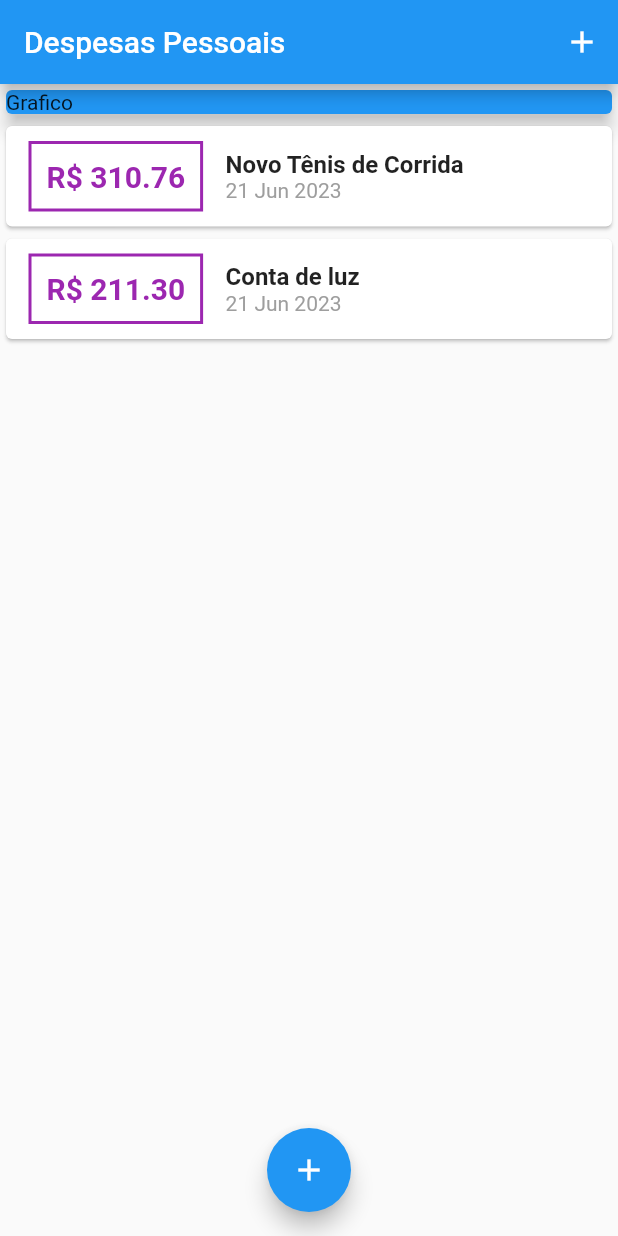
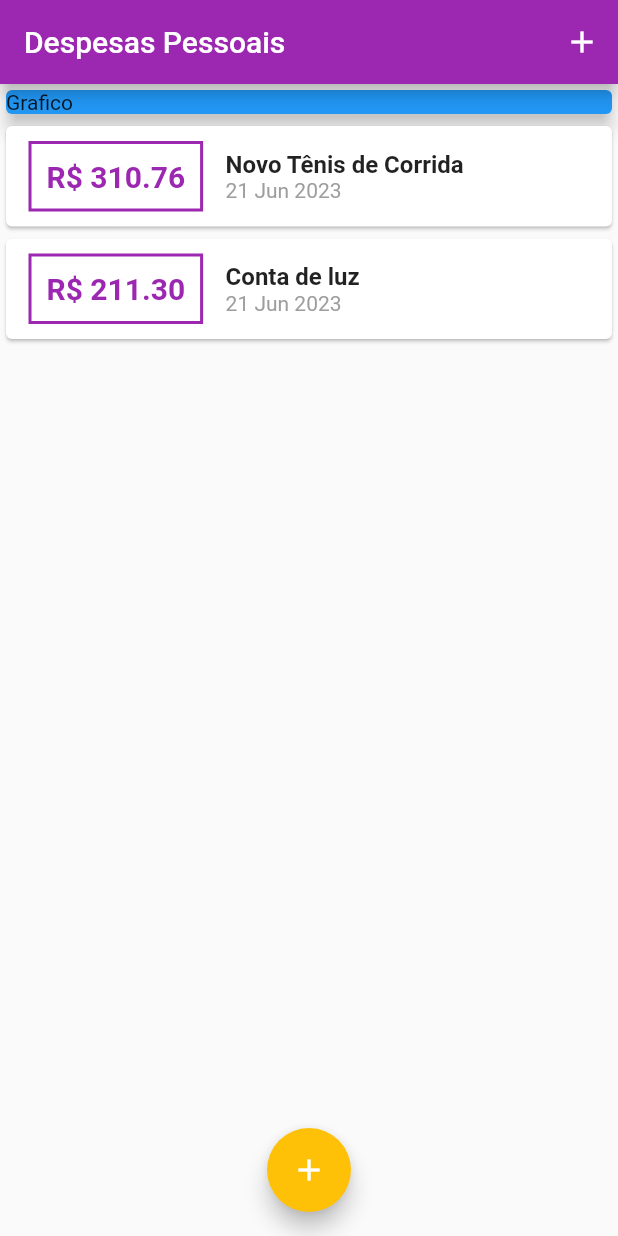
Before and after one commit to adejar12/flutter, a Flutter app: the screen it shows after launch, on a phone screen of 412 x 824 dp. Run offline on Flutter 3.47's test engine with Material 2 defaults, Android fonts, the phone set to English and light mode, and no system bars.

Commit message:
feat: adding theme

```diff
--- a/despesas/lib/components/transaction_list.dart
+++ b/despesas/lib/components/transaction_list.dart
@@ -20,17 +20,17 @@ class TransactionList extends StatelessWidget {
                 margin: EdgeInsets.symmetric(horizontal: 15, vertical: 10),
                 decoration: BoxDecoration(
                   border: Border.all(
-                    color: Colors.purple,
+                    color: Theme.of(context).colorScheme.primary,
                     width: 2,
                   ),
                 ),
                 padding: const EdgeInsets.all(10),
                 child: Text(
                   'R\$ ${tr.value.toStringAsFixed(2)}',
-                  style: const TextStyle(
+                  style: TextStyle(
                     fontWeight: FontWeight.bold,
                     fontSize: 20,
-                    color: Colors.purple,
+                    color: Theme.of(context).colorScheme.primary,
                   ),
                 ),
               ),
--- a/despesas/lib/main.dart
+++ b/despesas/lib/main.dart
@@ -8,11 +8,17 @@ main() => runApp(ExpensesApp());
 
 class ExpensesApp extends StatelessWidget {
   const ExpensesApp({Key? key}) : super(key: key);
-
   @override
   Widget build(BuildContext context) {
+    final ThemeData tema = ThemeData();
     return MaterialApp(
       home: MyHomePage(),
+      theme: tema.copyWith(
+        colorScheme: tema.colorScheme.copyWith(
+          primary: Colors.purple,
+          secondary: Colors.amber,
+        ),
+      ),
     );
   }
 }
```
